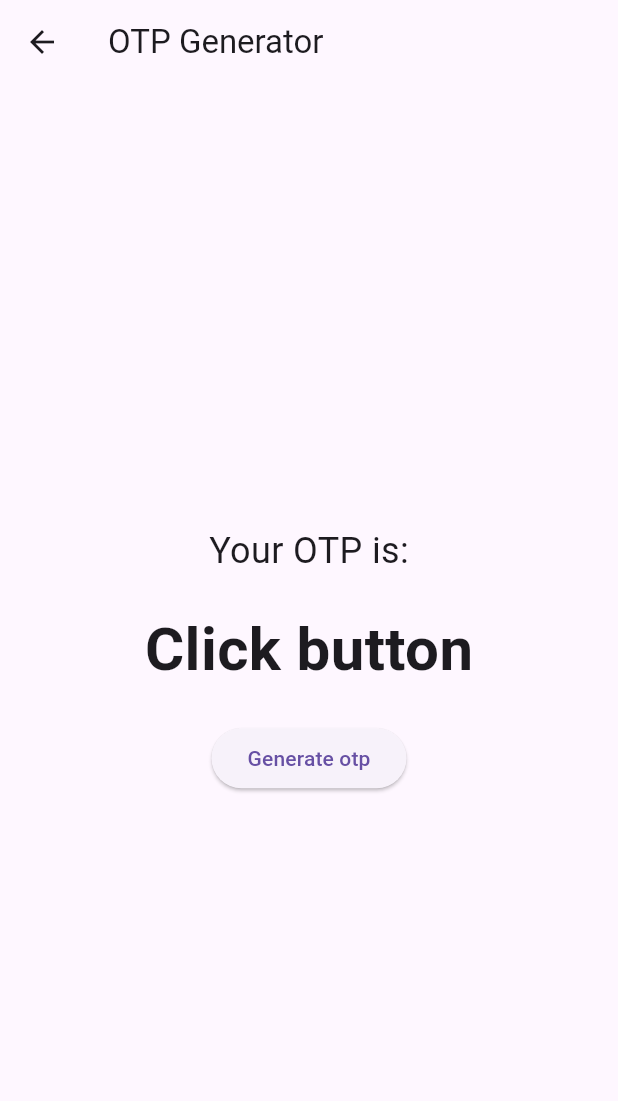
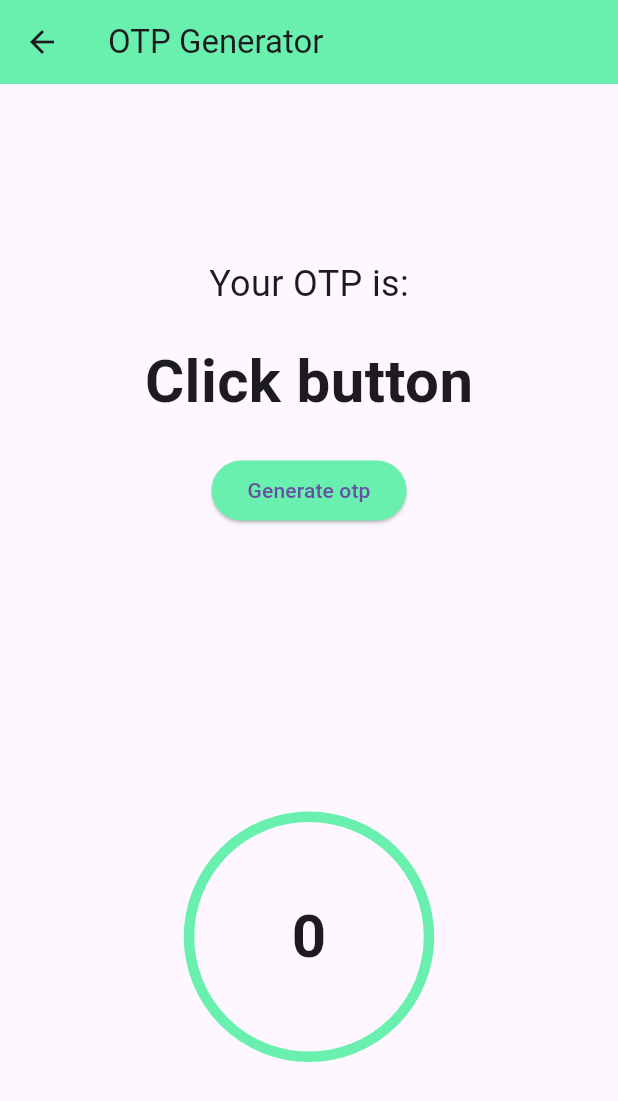
Before and after one commit to khushbooagarwal75/otp_generator, a Flutter app: the screen it shows after launch, after a tap on "Generate Otp on Button Click", on a phone screen of 412 x 824 dp. Shown: the top 1101 px of the screen. Run offline on Flutter 3.47's test engine with Material 3 defaults, Android fonts, the phone set to English and light mode, and no system bars; missing offline and left inert: otp.

Commit message:
Final Commit

```diff
--- a/lib/main.dart
+++ b/lib/main.dart
@@ -34,6 +34,7 @@ class _otpMenuState extends State<otpMenu> {
   Widget build(BuildContext context) {
     return Scaffold(
         appBar: AppBar(
+          backgroundColor: Colors.greenAccent,
         title: const Text('OTP Generator'),
       ),
       body: Center(
--- a/lib/otpButtonClick.dart
+++ b/lib/otpButtonClick.dart
@@ -13,6 +13,8 @@ class otpButtonClick extends StatefulWidget {
 class _otpButtonClickState extends State<otpButtonClick> {
   String _otp='';
   Timer? otpValidTime;
+  Timer? countdown;
+  int countdownValue =0;
   late bool _isDisabled= false;
 
   // Secret key used to generate the OTP (normally you'd want this to be kept secret)
@@ -21,24 +23,35 @@ class _otpButtonClickState extends State<otpButtonClick> {
   void initState() {
     // TODO: implement initState
     super.initState();
+
   }
   @override
+  void timer() {
+    countdown = Timer.periodic(Duration(seconds: 1), (Timer timer) {
+      setState(() {
+        countdownValue++;
+      });
+    });
+  }
+  void _generateOtp() {
+    timer();
+    setState(() {
 
-  void _generateOtp() {
-    setState(() {
       _otp = OTP.generateTOTPCodeString(
         _secret,
         DateTime.now().millisecondsSinceEpoch,
         interval: 10,
         length: 6,
       );
+
       _isDisabled=true;
     });
 
     otpValidTime?.cancel();
     otpValidTime=Timer(Duration(seconds: 10), () {setState(() {
       _isDisabled=false;
-      print("object");
+      countdownValue=0;
+      countdown?.cancel();
     });
     });
   }
@@ -51,6 +64,7 @@ class _otpButtonClickState extends State<otpButtonClick> {
   Widget build(BuildContext context) {
     return Scaffold(
       appBar: AppBar(
+        backgroundColor: Colors.greenAccent,
         title: const Text('OTP Generator'),
       ),
       body: Center(
@@ -68,9 +82,41 @@ class _otpButtonClickState extends State<otpButtonClick> {
             ),
             const SizedBox(height: 20),
             ElevatedButton(
-              onPressed: _isDisabled? null:_generateOtp,
+              style: ElevatedButton.styleFrom(
+                backgroundColor: _isDisabled
+                    ? Colors.grey
+                    : Colors.greenAccent, // Button color
+              ),
+              onPressed: _isDisabled? null:()
+              {_generateOtp();
+
+                },
               child: Text("Generate otp"),
-            )
+            ),
+            SizedBox(
+              height: 190,
+            ),
+            Center(
+              child: Container(
+                width: 500,
+                decoration: BoxDecoration(
+                    border: Border.all(color: Colors.greenAccent,width: 7),
+                    shape: BoxShape.circle
+                ),
+                child: Column(
+                  mainAxisAlignment: MainAxisAlignment.center,
+                  children: [
+                    Padding(
+                      padding: const EdgeInsets.all(48.0),
+                      child: Text(
+                        "  $countdownValue  " ,
+                        style: const TextStyle(fontSize: 40, fontWeight: FontWeight.bold),
+                      ),
+                    ),
+                  ],
+                ),
+              ),
+            ),
           ],
         ),
       ),
```
Also changed, not shown: lib/otpPage.dart (+40 -1 lines).
